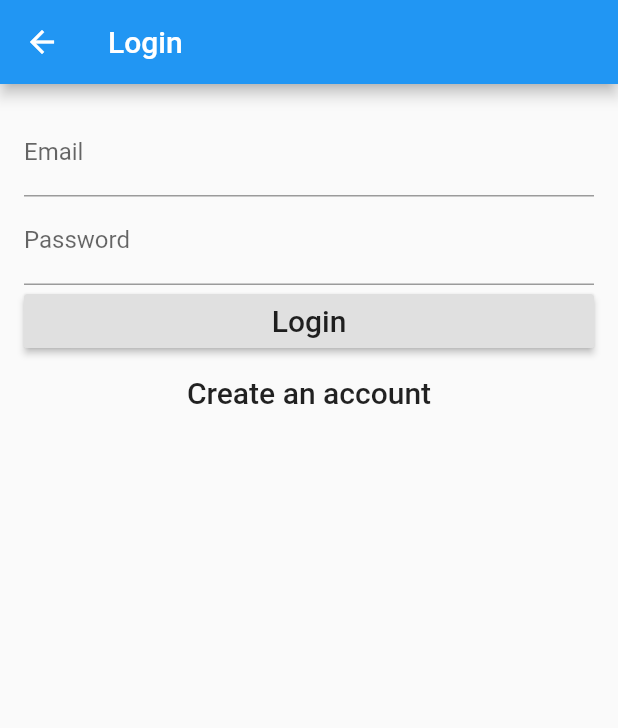
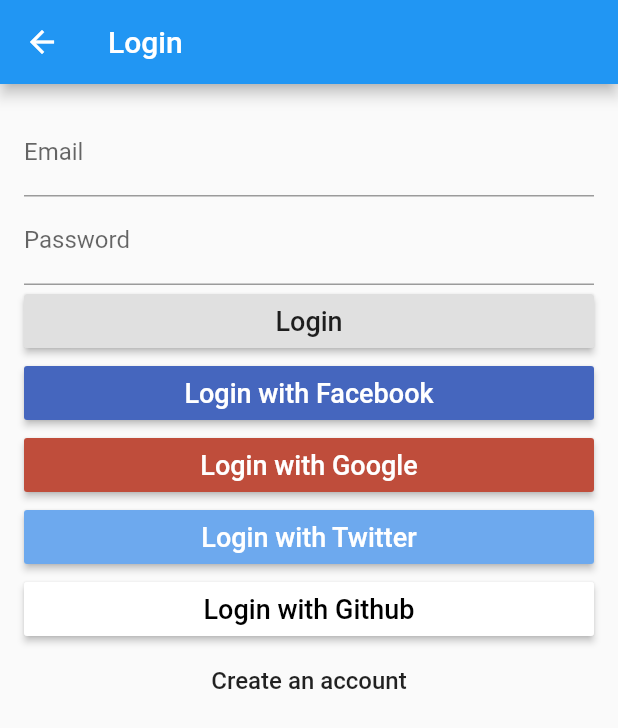
Before and after one commit to VLEIX/CodeLabFirebaseFlutter, a Flutter app: the LoginPage screen opened directly, on a phone screen of 412 x 824 dp. Shown: the top 728 px of the screen. Run offline on Flutter 3.47's test engine with Material 2 defaults, Android fonts, the phone set to English and light mode, and no system bars; our stand-ins replace cloud_firestore, firebase_auth; missing offline and left inert: flutter_facebook_login; accounts and stored records are empty.

Commit message:
facebook login implemented

```diff
--- a/lib/authentication/auth.dart
+++ b/lib/authentication/auth.dart
@@ -1,9 +1,17 @@
 import 'dart:async';
 import 'package:firebase_auth/firebase_auth.dart';
+
+enum AuthProviderType {
+  facebook,
+  google,
+  twitter,
+  github,
+}
 
 abstract class BaseAuth {
   Future<String> signInWithEmailAndPassword(String email, String password);
   Future<String> createUserWithEmailAndPassword(String email, String password);
+  Future<String> signInWithCredential({AuthProviderType authProviderType, String token});
   Future<String> currentUser();
   Future<void> signOut();
 }
@@ -14,6 +22,29 @@ class Auth implements BaseAuth {
   @override
   Future<String> signInWithEmailAndPassword(String email, String password) async {
     final FirebaseUser user = await _firebaseAuth.signInWithEmailAndPassword(email: email, password: password);
+    return user?.uid;
+  }
+
+  @override
+  Future<String> signInWithCredential({AuthProviderType authProviderType, String token}) async {
+    AuthCredential authCredential;
+
+    switch(authProviderType) {
+      case AuthProviderType.facebook:
+        authCredential = FacebookAuthProvider.getCredential(accessToken: token);
+        break;
+      case AuthProviderType.google:
+//        authCredential = GoogleAuthProvider.getCredential(idToken: null, accessToken: null)
+        break;
+      case AuthProviderType.twitter:
+//        authCredential = TwitterAuthProvider.getCredential(authToken: null, authTokenSecret: null)
+        break;
+      case AuthProviderType.github:
+        authCredential = GithubAuthProvider.getCredential(token: token);
+        break;
+    }
+
+    final FirebaseUser user = await _firebaseAuth.signInWithCredential(authCredential);
     return user?.uid;
   }
 
--- a/lib/authentication/login_page.dart
+++ b/lib/authentication/login_page.dart
@@ -1,6 +1,7 @@
 import 'package:flutter/material.dart';
 import 'auth.dart';
 import 'auth_provider.dart';
+import 'package:flutter_facebook_login/flutter_facebook_login.dart';
 
 enum FormType {
   login,
@@ -35,6 +36,15 @@ class _LoginPageState extends State<LoginPage> {
   String _password;
   FormType _formType = FormType.login;
 
+  FacebookLogin _facebookLogin;
+
+  @override
+  void initState() {
+    super.initState();
+
+    _facebookLogin = FacebookLogin();
+  }
+
   @override
   Widget build(BuildContext context) {
     return Scaffold(
@@ -50,6 +60,7 @@ class _LoginPageState extends State<LoginPage> {
               children: _buildInputs() + _buildSubmitButtons(),
             )),
       ),
+      resizeToAvoidBottomPadding: false,
     );
   }
 
@@ -75,20 +86,68 @@ class _LoginPageState extends State<LoginPage> {
     if (_formType == FormType.login) {
       return <Widget>[
         RaisedButton(
-          key: Key('signIn'),
+          key: Key('logIn'),
           child: Text(
             'Login',
             style: TextStyle(
-              fontSize: 20.0,
+              fontSize: 18.0,
             ),
           ),
+          onPressed: _validateAndSubmit,
+        ),
+        RaisedButton(
+          key: Key('logInFacebook'),
+          child: Text(
+            'Login with Facebook',
+            style: TextStyle(
+              fontSize: 18.0,
+            ),
+          ),
+          color: Color(0XFF4566BE),
+          textColor: Colors.white,
+          onPressed: _loginWithFacebook,
+        ),
+        RaisedButton(
+          key: Key('logInGoogle'),
+          child: Text(
+            'Login with Google',
+            style: TextStyle(
+              fontSize: 18.0,
+            ),
+          ),
+          color: Color(0XFFBF4D3B),
+          textColor: Colors.white,
+          onPressed: _validateAndSubmit,
+        ),
+        RaisedButton(
+          key: Key('logInTwitter'),
+          child: Text(
+            'Login with Twitter',
+            style: TextStyle(
+              fontSize: 18.0,
+            ),
+          ),
+          color: Color(0XFF6DA9EE),
+          textColor: Colors.white,
+          onPressed: _validateAndSubmit,
+        ),
+        RaisedButton(
+          key: Key('logInGithub'),
+          child: Text(
+            'Login with Github',
+            style: TextStyle(
+              fontSize: 18.0,
+            ),
+          ),
+          color: Color(0XFFFFFFFF),
+          textColor: Colors.black,
           onPressed: _validateAndSubmit,
         ),
         FlatButton(
           child: Text(
             'Create an account',
             style: TextStyle(
-              fontSize: 20.0,
+              fontSize: 16.0,
             ),
           ),
           onPressed: moveToRegister,
@@ -100,7 +159,7 @@ class _LoginPageState extends State<LoginPage> {
           child: Text(
             'Create an account',
             style: TextStyle(
-              fontSize: 20.0,
+              fontSize: 18.0,
             ),
           ),
           onPressed: _validateAndSubmit,
@@ -109,7 +168,7 @@ class _LoginPageState extends State<LoginPage> {
           child: Text(
             'Have an account? Login',
             style: TextStyle(
-              fontSize: 20.0,
+              fontSize: 16.0,
             ),
           ),
           onPressed: moveToLogin,
@@ -131,8 +190,8 @@ class _LoginPageState extends State<LoginPage> {
 
   Future<void> _validateAndSubmit() async {
     if (validateAndSave()) {
+      final BaseAuth auth = AuthProvider.of(context).auth;
       try {
-        final BaseAuth auth = AuthProvider.of(context).auth;
         if (_formType == FormType.login) {
           final String userId = await auth.signInWithEmailAndPassword(
             _email,
@@ -153,6 +212,28 @@ class _LoginPageState extends State<LoginPage> {
     }
   }
 
+  Future<void> _loginWithFacebook() async {
+    _facebookLogin.logInWithReadPermissions(['email', 'public_profile']).then(
+        (result) async {
+      final BaseAuth auth = AuthProvider.of(context).auth;
+
+      switch (result.status) {
+        case FacebookLoginStatus.loggedIn:
+          final String userId = await auth.signInWithCredential(
+            authProviderType: AuthProviderType.facebook,
+            token: result.accessToken.token,
+          );
+          print('Signed in with Facebook: $userId');
+          break;
+        default:
+          break;
+      }
+      widget.onSignedIn(); // callback to launch the new screen
+    }).catchError((e) {
+      print(e);
+    });
+  }
+
   void moveToRegister() {
     _formKey.currentState.reset();
 
--- a/pubspec.yaml
+++ b/pubspec.yaml
@@ -18,6 +18,7 @@ dependencies:
 
   cloud_firestore: ^0.9.5+2
   firebase_auth: ^0.8.1+4
+  flutter_facebook_login: ^2.0.0
   firebase_database: ^2.0.2
 
   # The following adds the Cupertino Icons font to your application.
```
Also changed, not shown: 4 other files.
